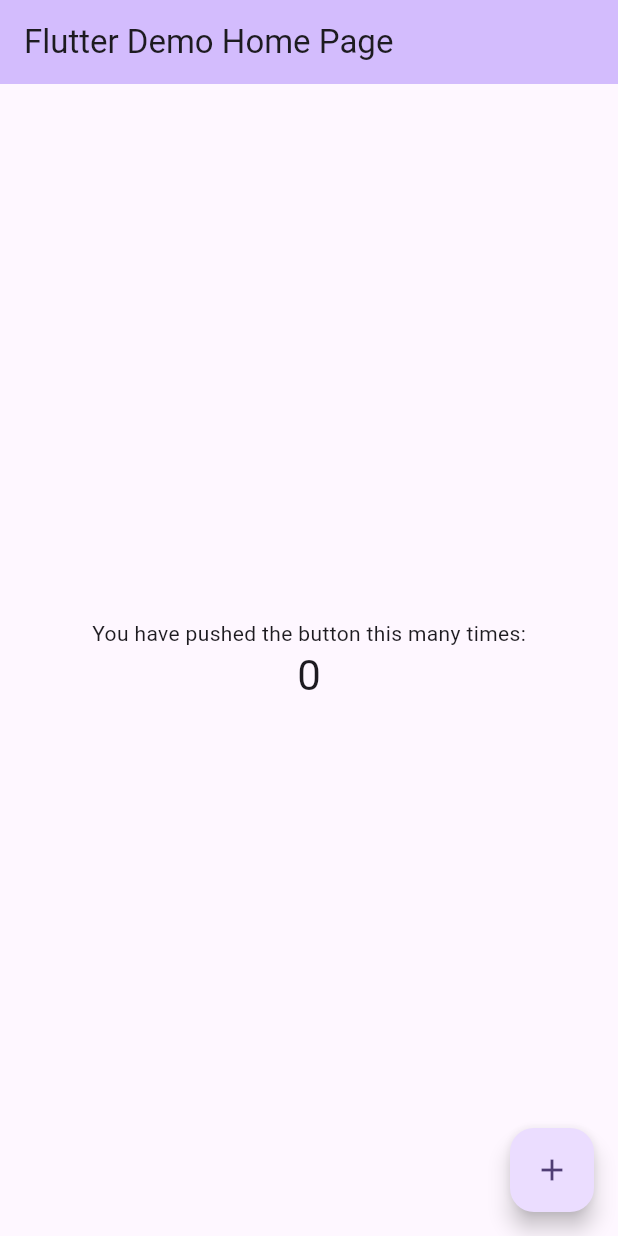
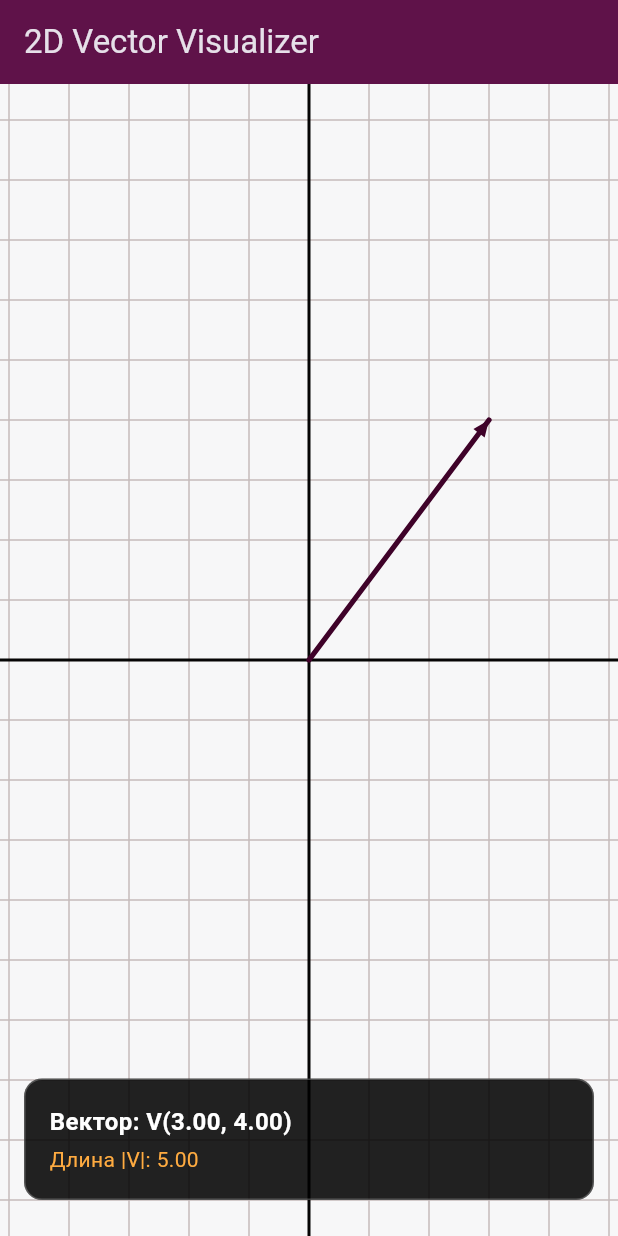
Before and after one commit to RCh-stack/mobile-virtual-lab, a Flutter app: the screen it shows after launch, on a phone screen of 412 x 824 dp. Run offline on Flutter 3.47's test engine with Material 3 defaults, Android fonts, the phone set to English and light mode, and no system bars.

Commit message:
Vector3 class has been implemented, along with unit tests and a test screen for verifying vector output

```diff
--- /dev/null
+++ b/lib/core/math/vector3.dart
@@ -0,0 +1,57 @@
+import 'dart:math' as math;
+
+class Vector3 {
+  final double x;
+  final double y;
+  final double z;
+
+  const Vector3(this.x, this.y, this.z);
+
+  const Vector3.zero() : x = 0.0, y = 0.0, z = 0.0;
+  const Vector3.all(double value) : x = value, y = value, z = value;
+
+  Vector3 operator+ (Vector3 other) => Vector3(x + other.x, y + other.y, z + other.z);
+  Vector3 operator- (Vector3 other) => Vector3(x - other.x, y - other.y, z - other.z);
+  Vector3 operator- () => Vector3(-x, -y, -z);
+
+  Vector3 operator* (double scalar) => Vector3(x * scalar, y * scalar, z * scalar);
+  Vector3 operator/ (double scalar) => Vector3(x / scalar, y / scalar, z / scalar);
+
+  double get lengthSquared => x * x + y * y + z * z;
+  double get length => math.sqrt(lengthSquared);
+
+  Vector3 get normalized {
+    final len = length;
+    if(len == 0.0) return const Vector3.zero();
+    return this / len;
+  }
+
+  double dot(Vector3 other) => x * other.x + y * other.y + z * other.z;
+
+  Vector3 cross (Vector3 other) => Vector3(
+    y * other.z - z * other.y,
+    z * other.x - x * other.z,
+    x * other.y - y * other.x
+  );
+
+  Vector3 multiplyComponents(Vector3 other) => Vector3(x * other.x, y * other.y, z * other.z);
+
+  Vector3 reflect(Vector3 normal) {
+    return this - normal * (2.0 * dot(normal));
+  }
+
+  @override
+  bool operator ==(Object other) =>
+    identical(this, other) ||
+    other is Vector3 &&
+      runtimeType == other.runtimeType &&
+      x == other.x &&
+      y == other.y &&
+      z == other.z;
+
+  @override
+  int get hashCode => Object.hash(x, y, z);
+
+  @override
+  String toString() => 'Vector3($x, $y, $z)';
+}
--- /dev/null
+++ b/lib/features/interactive_lab/presentation/screens/interactive_vector_screen.dart
@@ -0,0 +1,82 @@
+import 'package:flutter/material.dart';
+import 'package:mobile_virtual_lab/core/math/vector3.dart';
+import 'package:mobile_virtual_lab/features/interactive_lab/presentation/renderers/vector_painter.dart';
+
+class InteractiveVectorScreen extends StatefulWidget {
+  const InteractiveVectorScreen({super.key});
+
+  @override
+  State<InteractiveVectorScreen> createState() => _InteractiveVectorScreenState();
+}
+
+class _InteractiveVectorScreenState extends State<InteractiveVectorScreen> {
+  Vector3 _currentVector = const Vector3(3.0, 4.0, 0.0);
+  final double _scale = 40.0;
+
+  void _updateVectorFromScreen(Offset localPosition, Size canvasSize) {
+    setState(() {
+      _currentVector = VectorPainter.screenToMath(localPosition, canvasSize, _scale);
+    });
+  }
+
+  @override
+  Widget build(BuildContext context) {
+    return Scaffold(
+      backgroundColor: const Color.fromARGB(255, 247, 247, 248),
+      appBar: AppBar(
+        title: const Text('2D Vector Visualizer'),
+        backgroundColor: const Color.fromARGB(255, 95, 18, 73),
+      ),
+      body: LayoutBuilder(
+        builder: (context, constraints) {
+          final canvasSize = Size(constraints.maxWidth, constraints.maxHeight);
+
+          return Stack(
+            children: [
+              GestureDetector(
+                onPanStart: (details) => _updateVectorFromScreen(details.localPosition, canvasSize),
+                onPanUpdate: (details) => _updateVectorFromScreen(details.localPosition, canvasSize),
+                child: CustomPaint(
+                  size: canvasSize,
+                  painter: VectorPainter(
+                    vector: _currentVector,
+                    scale: _scale,
+                  ),
+                ),
+              ),
+
+              Positioned(
+                bottom: 24,
+                left: 16,
+                right: 16,
+                child: Container(
+                  padding: const EdgeInsets.all(16),
+                  decoration: BoxDecoration(
+                    color: Colors.black87,
+                    borderRadius: BorderRadius.circular(12),
+                    border: Border.all(color: Colors.white24),
+                  ),
+                  child: Column(
+                    crossAxisAlignment: CrossAxisAlignment.start,
+                    mainAxisSize: MainAxisSize.min,
+                    children: [
+                      Text(
+                        'Вектор: V(${_currentVector.x.toStringAsFixed(2)}, ${_currentVector.y.toStringAsFixed(2)})',
+                        style: const TextStyle(color: Colors.white, fontSize: 16, fontWeight: FontWeight.bold),
+                      ),
+                      const SizedBox(height: 4),
+                      Text(
+                        'Длина |V|: ${_currentVector.length.toStringAsFixed(2)}',
+                        style: const TextStyle(color: Colors.orangeAccent, fontSize: 14),
+                      ),
+                    ],
+                  ),
+                ),
+              ),
+            ],
+          );
+        },
+      ),
+    );
+  }
+}
--- a/lib/main.dart
+++ b/lib/main.dart
@@ -1,122 +1,20 @@
 import 'package:flutter/material.dart';
+import 'features/interactive_lab/presentation/screens/interactive_vector_screen.dart';
 
 void main() {
-  runApp(const MyApp());
+  runApp(const MobileLabApp());
 }
 
-class MyApp extends StatelessWidget {
-  const MyApp({super.key});
+class MobileLabApp extends StatelessWidget {
+  const MobileLabApp({super.key});
 
-  // This widget is the root of your application.
   @override
   Widget build(BuildContext context) {
     return MaterialApp(
-      title: 'Flutter Demo',
-      theme: ThemeData(
-        // This is the theme of your application.
-        //
-        // TRY THIS: Try running your application with "flutter run". You'll see
-        // the application has a purple toolbar. Then, without quitting the app,
-        // try changing the seedColor in the colorScheme below to Colors.green
-        // and then invoke "hot reload" (save your changes or press the "hot
-        // reload" button in a Flutter-supported IDE, or press "r" if you used
-        // the command line to start the app).
-        //
-        // Notice that the counter didn't reset back to zero; the application
-        // state is not lost during the reload. To reset the state, use hot
-        // restart instead.
-        //
-        // This works for code too, not just values: Most code changes can be
-        // tested with just a hot reload.
-        colorScheme: .fromSeed(seedColor: Colors.deepPurple),
-      ),
-      home: const MyHomePage(title: 'Flutter Demo Home Page'),
+      title: 'Virtual Mobile Lab',
+      debugShowCheckedModeBanner: false,
+      theme: ThemeData.dark(),
+      home: const InteractiveVectorScreen(),
     );
   }
 }
-
-class MyHomePage extends StatefulWidget {
-  const MyHomePage({super.key, required this.title});
-
-  // This widget is the home page of your application. It is stateful, meaning
-  // that it has a State object (defined below) that contains fields that affect
-  // how it looks.
-
-  // This class is the configuration for the state. It holds the values (in this
-  // case the title) provided by the parent (in this case the App widget) and
-  // used by the build method of the State. Fields in a Widget subclass are
-  // always marked "final".
-
-  final String title;
-
-  @override
-  State<MyHomePage> createState() => _MyHomePageState();
-}
-
-class _MyHomePageState extends State<MyHomePage> {
-  int _counter = 0;
-
-  void _incrementCounter() {
-    setState(() {
-      // This call to setState tells the Flutter framework that something has
-      // changed in this State, which causes it to rerun the build method below
-      // so that the display can reflect the updated values. If we changed
-      // _counter without calling setState(), then the build method would not be
-      // called again, and so nothing would appear to happen.
-      _counter++;
-    });
-  }
-
-  @override
-  Widget build(BuildContext context) {
-    // This method is rerun every time setState is called, for instance as done
-    // by the _incrementCounter method above.
-    //
-    // The Flutter framework has been optimized to make rerunning build methods
-    // fast, so that you can just rebuild anything that needs updating rather
-    // than having to individually change instances of widgets.
-    return Scaffold(
-      appBar: AppBar(
-        // TRY THIS: Try changing the color here to a specific color (to
-        // Colors.amber, perhaps?) and trigger a hot reload to see the AppBar
-        // change color while the other colors stay the same.
-        backgroundColor: Theme.of(context).colorScheme.inversePrimary,
-        // Here we take the value from the MyHomePage object that was created by
-        // the App.build method, and use it to set our appbar title.
-        title: Text(widget.title),
-      ),
-      body: Center(
-        // Center is a layout widget. It takes a single child and positions it
-        // in the middle of the parent.
-        child: Column(
-          // Column is also a layout widget. It takes a list of children and
-          // arranges them vertically. By default, it sizes itself to fit its
-          // children horizontally, and tries to be as tall as its parent.
-          //
-          // Column has various properties to control how it sizes itself and
-          // how it positions its children. Here we use mainAxisAlignment to
-          // center the children vertically; the main axis here is the vertical
-          // axis because Columns are vertical (the cross axis would be
-          // horizontal).
-          //
-          // TRY THIS: Invoke "debug painting" (choose the "Toggle Debug Paint"
-          // action in the IDE, or press "p" in the console), to see the
-          // wireframe for each widget.
-          mainAxisAlignment: .center,
-          children: [
-            const Text('You have pushed the button this many times:'),
-            Text(
-              '$_counter',
-              style: Theme.of(context).textTheme.headlineMedium,
-            ),
-          ],
-        ),
-      ),
-      floatingActionButton: FloatingActionButton(
-        onPressed: _incrementCounter,
-        tooltip: 'Increment',
-        child: const Icon(Icons.add),
-      ),
-    );
-  }
-}
--- a/pubspec.yaml
+++ b/pubspec.yaml
@@ -34,11 +34,10 @@ dependencies:
   # The following adds the Cupertino Icons font to your application.
   # Use with the CupertinoIcons class for iOS style icons.
   cupertino_icons: ^1.0.8
-
-dev_dependencies:
   flutter_test:
     sdk: flutter
 
+dev_dependencies:
   # The "flutter_lints" package below contains a set of recommended lints to
   # encourage good coding practices. The lint set provided by the package is
   # activated in the `analysis_options.yaml` file located at the root of your
```
Also changed, not shown: lib/core/unit_tests/vector3_test.dart (added, +53 -0 lines), lib/features/interactive_lab/presentation/renderers/vector_painter.dart (added, +103 -0 lines), pubspec.lock, 1 other file.
